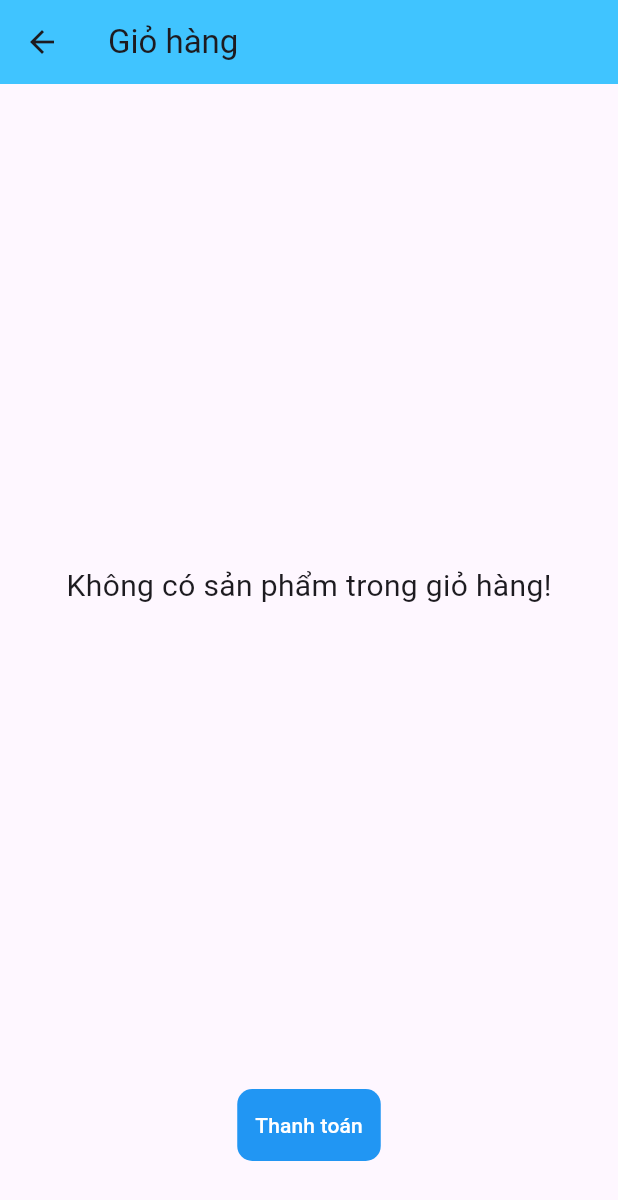
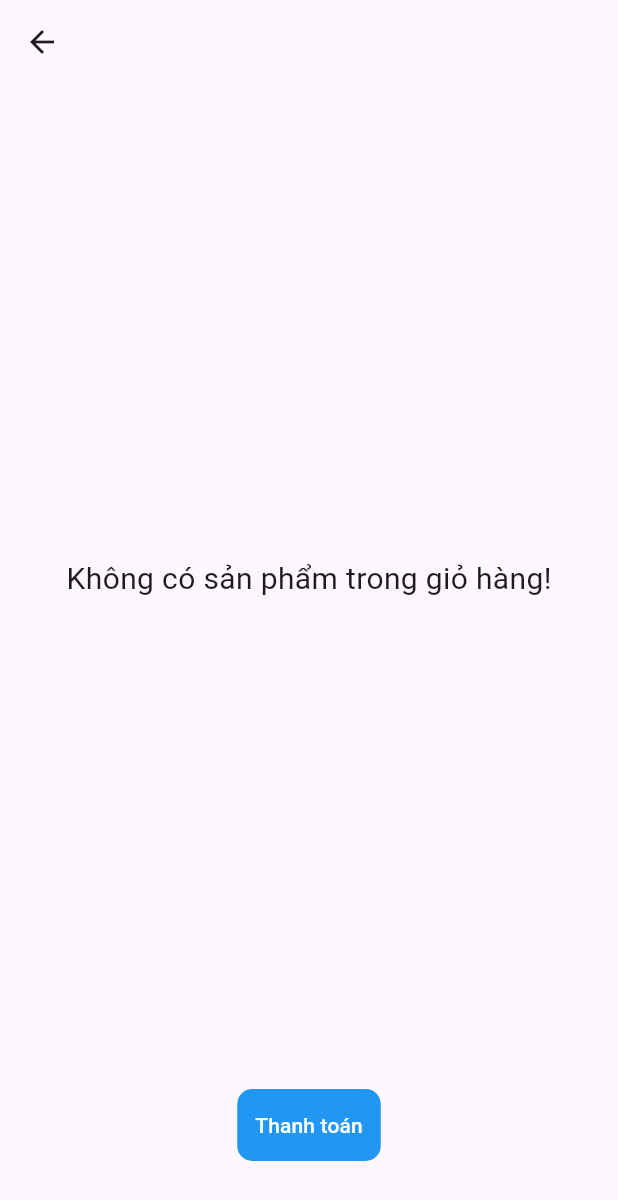
Before and after one commit to QuocLammm/Android, a Flutter app: the ShoppingCartPage screen opened directly, on a phone screen of 412 x 824 dp. Shown: the top 1200 px of the screen. Run offline on Flutter 3.47's test engine with Material 3 defaults, Android fonts, the phone set to English and light mode, and no system bars; our stand-ins replace animated_bottom_navigation_bar, badges, cloud_firestore, firebase_auth, firebase_core, firebase_storage and 8 more; missing offline and left inert: flutterfire_ui; accounts and stored records are empty.

Commit message:
Update thanhtoan.dart

```diff
--- a/btl/lib/bai_tap_lon/payment/thanhtoan.dart
+++ b/btl/lib/bai_tap_lon/payment/thanhtoan.dart
@@ -14,11 +14,9 @@ class ShoppingCartPage extends StatelessWidget {
 
     return Scaffold(
       appBar: AppBar(
-        title: Text("Giỏ hàng"),
-        backgroundColor: Colors.lightBlueAccent,
       ),
       body: Padding(
-        padding: const EdgeInsets.all(10.0),
+        padding: const EdgeInsets.only(right:10.0,left: 10.0,bottom: 10.0),
         child: Column(
           mainAxisAlignment: MainAxisAlignment.center,
           children: [
```
